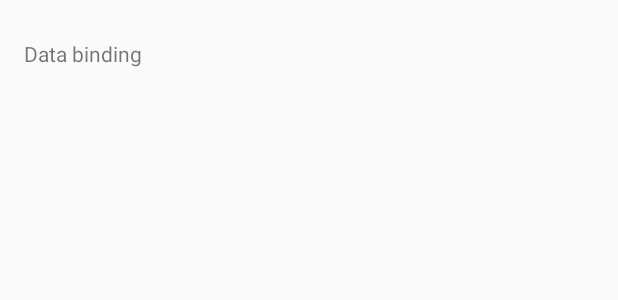
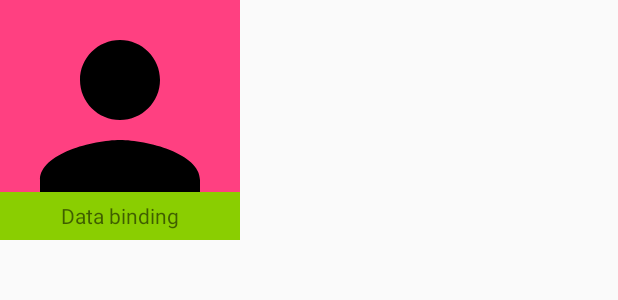
Before and after one commit to droidconpl/droidcon-mobile-app, an Android app: the layout speaker_item.xml on its own in the app's theme, with its tools: preview values and no code run, on a phone screen of 412 x 824 dp. Shown: the top 300 px of the screen. Run offline under Robolectric (Android 15) with nearby library versions, the phone set to English and light mode, and no system bars; network calls fail.

Commit message:
Adding photos of speakers to the list

```diff
--- a/app/build.gradle
+++ b/app/build.gradle
@@ -28,6 +28,7 @@ ext {
     support = '26.0.2'
     dagger = '2.11'
     retrofit = '2.3.0'
+    picasso = '2.5.2'
     rxjava = '2.1.3'
     leakcanary = '1.5.1'
 }
@@ -55,6 +56,8 @@ dependencies {
     compile 'com.squareup.okhttp3:okhttp:3.6.0'
     compile 'com.google.code.gson:gson:2.8.1'
 
+    compile "com.squareup.picasso:picasso:$picasso"
+
     //LeakCanary
     debugCompile "com.squareup.leakcanary:leakcanary-android:$leakcanary"
     releaseCompile "com.squareup.leakcanary:leakcanary-android-no-op:$leakcanary"
--- a/app/src/main/java/pl/droidcon/app/speakers/SpeakersAdapter.kt
+++ b/app/src/main/java/pl/droidcon/app/speakers/SpeakersAdapter.kt
@@ -4,10 +4,14 @@ import android.support.v7.widget.RecyclerView
 import android.view.LayoutInflater
 import android.view.View
 import android.view.ViewGroup
+import android.widget.ImageView
 import android.widget.TextView
+import com.squareup.picasso.Picasso
 import pl.droidcon.app.R
 import pl.droidcon.app.data.Speaker
 import pl.droidcon.app.ext.bind
+
+private const val BASE_IMAGE_URL = "https://raw.githubusercontent.com/droidconpl/droidcon-2016-web/master/assets/photos/speakers/"
 
 class SpeakersAdapter(private val speakers: List<Speaker>) : RecyclerView.Adapter<SpeakerViewHolder>() {
 
@@ -23,8 +27,10 @@ class SpeakersAdapter(private val speakers: List<Speaker>) : RecyclerView.Adapte
 class SpeakerViewHolder(item: View) : RecyclerView.ViewHolder(item) {
 
     private val name by item.bind<TextView>(R.id.speaker_name)
+    private val image by item.bind<ImageView>(R.id.speaker_picture)
 
     fun bindHolder(speaker: Speaker) {
         name.text = speaker.firstName
+        Picasso.with(image.context).load(BASE_IMAGE_URL + speaker.imageUrl).placeholder(R.drawable.ic_person).into(image)
     }
 }
--- /dev/null
+++ b/app/src/main/res/drawable/ic_person.xml
@@ -0,0 +1,9 @@
+<vector xmlns:android="http://schemas.android.com/apk/res/android"
+        android:width="24dp"
+        android:height="24dp"
+        android:viewportWidth="24.0"
+        android:viewportHeight="24.0">
+    <path
+        android:fillColor="#FF000000"
+        android:pathData="M12,12c2.21,0 4,-1.79 4,-4s-1.79,-4 -4,-4 -4,1.79 -4,4 1.79,4 4,4zM12,14c-2.67,0 -8,1.34 -8,4v2h16v-2c0,-2.66 -5.33,-4 -8,-4z"/>
+</vector>
--- a/app/src/main/res/layout/speaker_item.xml
+++ b/app/src/main/res/layout/speaker_item.xml
@@ -2,16 +2,20 @@
 <FrameLayout xmlns:android="http://schemas.android.com/apk/res/android"
     xmlns:tools="http://schemas.android.com/tools"
     android:layout_width="match_parent"
-    android:layout_height="60dp"
+    android:layout_height="160dp"
     android:clickable="true"
-    android:focusable="true">
+    android:focusable="true"
+    tools:background="@color/colorAccent"
+    tools:layout_width="160dp">
 
     <ImageView
         android:id="@+id/speaker_picture"
         android:layout_width="match_parent"
         android:layout_height="match_parent"
         android:adjustViewBounds="true"
-        android:scaleType="centerCrop" />
+        android:scaleType="centerCrop"
+        android:src="@drawable/ic_person"
+        tools:layout_width="160dp" />
 
     <FrameLayout
         android:layout_width="match_parent"
@@ -20,9 +24,11 @@
     <TextView
         android:id="@+id/speaker_name"
         android:layout_width="match_parent"
-        android:layout_height="48dp"
+        android:layout_height="wrap_content"
         android:layout_gravity="bottom"
-        android:gravity="center_vertical"
+        android:background="@color/droidcon_green"
+        android:gravity="center"
+        android:minHeight="32dp"
         android:paddingLeft="16dp"
         android:paddingRight="16dp"
         tools:text="Data binding" />
--- a/app/src/main/res/values/colors.xml
+++ b/app/src/main/res/values/colors.xml
@@ -3,4 +3,6 @@
     <color name="colorPrimary">#3F51B5</color>
     <color name="colorPrimaryDark">#303F9F</color>
     <color name="colorAccent">#FF4081</color>
+
+    <color name="droidcon_green">#8ACE01</color>
 </resources>
```
